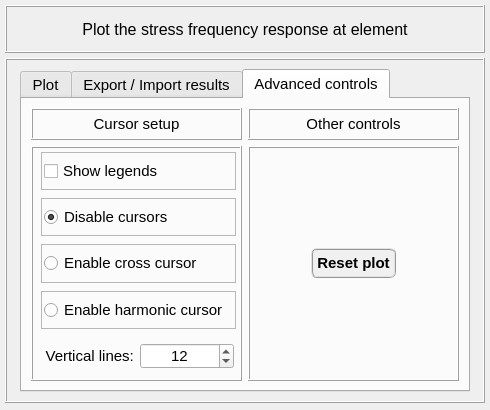
Old version of the form data/user_input/ui/plots_/results_/structural_/plot_stress_frequency_response.ui in the repository open-pulse/OpenPulse.
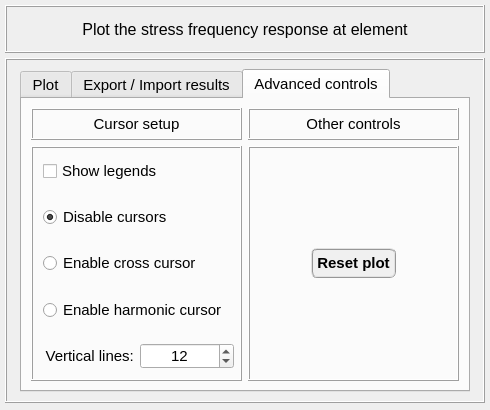
New version of the form. The open tabs and pages were chosen to show the change.

Commit message: New frequency response plot #167

Diff of the .ui file:
```diff
--- a/data/user_input/ui/plots_/results_/structural_/plot_stress_frequency_response.ui
+++ b/data/user_input/ui/plots_/results_/structural_/plot_stress_frequency_response.ui
@@ -1703,7 +1703,7 @@
              <item row="1" column="0">
               <widget class="QFrame" name="frame_17">
                <property name="frameShape">
-                <enum>QFrame::StyledPanel</enum>
+                <enum>QFrame::NoFrame</enum>
                </property>
                <property name="frameShadow">
                 <enum>QFrame::Raised</enum>
@@ -1764,7 +1764,7 @@
              <item row="2" column="0">
               <widget class="QFrame" name="frame_16">
                <property name="frameShape">
-                <enum>QFrame::StyledPanel</enum>
+                <enum>QFrame::NoFrame</enum>
                </property>
                <property name="frameShadow">
                 <enum>QFrame::Raised</enum>
@@ -1825,7 +1825,7 @@
              <item row="0" column="0">
               <widget class="QFrame" name="frame_18">
                <property name="frameShape">
-                <enum>QFrame::StyledPanel</enum>
+                <enum>QFrame::NoFrame</enum>
                </property>
                <property name="frameShadow">
                 <enum>QFrame::Raised</enum>
@@ -1966,7 +1966,7 @@
              <item row="3" column="0">
               <widget class="QFrame" name="frame_15">
                <property name="frameShape">
-                <enum>QFrame::StyledPanel</enum>
+                <enum>QFrame::NoFrame</enum>
                </property>
                <property name="frameShadow">
                 <enum>QFrame::Raised</enum>
```
The commit also changes 15 other files.
